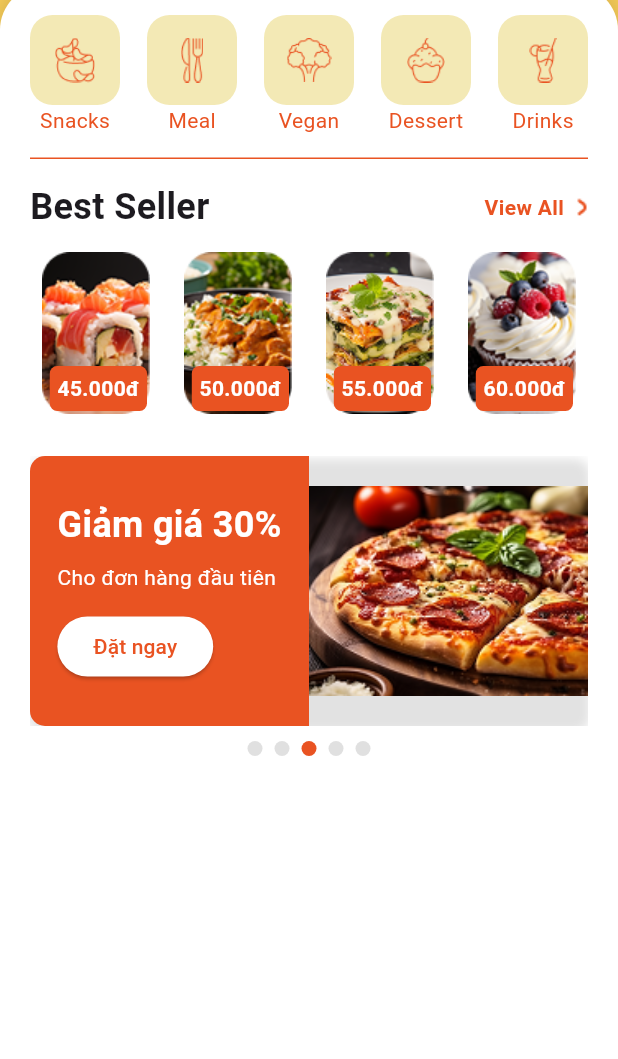
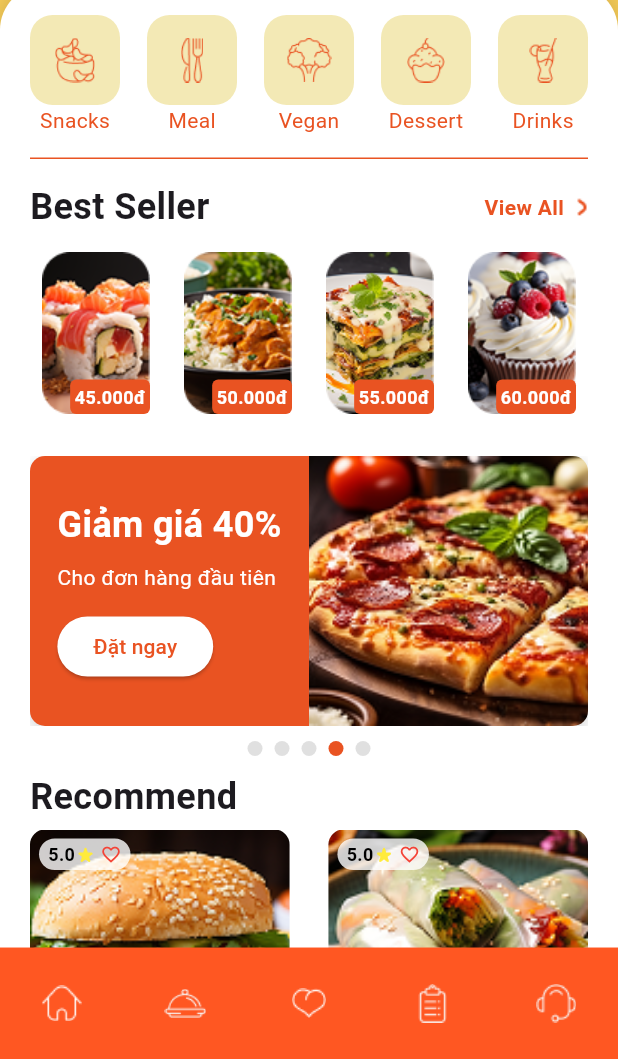
Before and after one commit to PhamVanDong2407/foodapp, a Flutter app: the screen it shows after launch, after a tap on "Đặt ngay", on a phone screen of 412 x 824 dp, the part 177-1236 px from its top. Run offline on Flutter 3.47's test engine with Material 3 defaults, Android fonts, the phone set to English and light mode, and no system bars; our stand-ins replace firebase_auth, firebase_core, get; accounts and stored records are empty.

Commit message:
cap nhat giao dien home_page tiep

```diff
--- /dev/null
+++ b/lib/components/bottomNav.dart
@@ -0,0 +1,56 @@
+// bottomnav.dart
+import 'package:flutter/material.dart';
+
+class Bottomnav extends StatelessWidget {
+  const Bottomnav({super.key});
+
+  @override
+  Widget build(BuildContext context) {
+    return Container(
+      decoration: const BoxDecoration(
+        color: Color(0xFFFF5722), // Màu cam
+      ),
+      padding: const EdgeInsets.symmetric(vertical: 10),
+      child: Row(
+        mainAxisAlignment: MainAxisAlignment.spaceAround,
+        children: [
+          IconButton(
+            icon: const Image(
+              image: AssetImage('assets/images/home1.png'),
+              width: 28,
+            ),
+            onPressed: () {},
+          ),
+          IconButton(
+            icon: const Image(
+              image: AssetImage('assets/images/home2.png'),
+              width: 28,
+            ),
+            onPressed: () {},
+          ),
+          IconButton(
+            icon: const Image(
+              image: AssetImage('assets/images/home3.png'),
+              width: 28,
+            ),
+            onPressed: () {},
+          ),
+          IconButton(
+            icon: const Image(
+              image: AssetImage('assets/images/home4.png'),
+              width: 28,
+            ),
+            onPressed: () {},
+          ),
+          IconButton(
+            icon: const Image(
+              image: AssetImage('assets/images/home5.png'),
+              width: 28,
+            ),
+            onPressed: () {},
+          ),
+        ],
+      ),
+    );
+  }
+}
--- a/lib/components/content_area.dart
+++ b/lib/components/content_area.dart
@@ -10,7 +10,9 @@ class ContentArea extends StatelessWidget {
     return SingleChildScrollView(
       child: Container(
         width: double.infinity,
-        height: 750,
+        constraints: BoxConstraints(
+          minHeight: MediaQuery.of(context).size.height * 0.8, // Chiều cao tối thiểu là 80% màn hình
+        ),
         decoration: const BoxDecoration(
           color: Colors.white,
           borderRadius: BorderRadius.only(
@@ -25,8 +27,7 @@ class ContentArea extends StatelessWidget {
             ),
           ],
         ),
-        child: child ??
-            const SizedBox(), // Nếu không có child, render một widget rỗng
+        child: child ?? const SizedBox(), // Nếu không có child, render một widget rỗng
       ),
     );
   }
--- a/lib/components/home_page/actionbtn_bestseller.dart
+++ b/lib/components/home_page/actionbtn_bestseller.dart
@@ -90,19 +90,20 @@ class ImgBestSeller extends StatelessWidget {
           icon: Image.asset(imagePath),
         ),
         Positioned(
-          bottom: 10,
-          right: 10,
+          bottom: 8, // Giảm khoảng cách từ bottom
+          right: 8, // Giảm khoảng cách từ right
           child: Container(
-            padding: const EdgeInsets.all(5),
+            padding: const EdgeInsets.all(3), // Giảm padding từ 5 xuống 3
             decoration: BoxDecoration(
               color: const Color(0xffE95322),
-              borderRadius: BorderRadius.circular(5),
+              borderRadius: BorderRadius.circular(4), // Giảm bán kính bo góc
             ),
             child: Text(
               price,
               style: const TextStyle(
                 color: Colors.white,
                 fontWeight: FontWeight.bold,
+                fontSize: 12, // Giảm font size từ mặc định xuống 12
               ),
             ),
           ),
@@ -126,7 +127,6 @@ class _SlideBannerState extends State<SlideBanner> {
   @override
   void initState() {
     super.initState();
-    // Tự động chuyển trang sau mỗi 3 giây
     Future.delayed(const Duration(seconds: 1), () {
       _autoScrollBanner();
     });
@@ -228,9 +228,13 @@ class _SlideBannerState extends State<SlideBanner> {
                         ),
                       ),
                       Expanded(
-                        child: Image.asset(
-                          'assets/images/Photo Pizza.png',
-                          fit: BoxFit.cover,
+                        child: SizedBox(
+                          width: double.infinity,
+                          height: double.infinity,
+                          child: Image.asset(
+                            'assets/images/Photo Pizza.png',
+                            fit: BoxFit.cover,
+                          ),
                         ),
                       ),
                     ],
--- /dev/null
+++ b/lib/components/home_page/recommend.dart
@@ -0,0 +1,173 @@
+import 'package:flutter/material.dart';
+import '../../models/home_page_model/recommend_item.dart';
+
+class Recommend extends StatelessWidget {
+  const Recommend({super.key});
+
+  @override
+  Widget build(BuildContext context) {
+    return const Column(
+      children: [
+        Padding(
+          padding: EdgeInsets.only(top: 10),
+          child: Column(
+            mainAxisAlignment: MainAxisAlignment.start,
+            crossAxisAlignment: CrossAxisAlignment.start,
+            children: [
+              textRecom(),
+              SizedBox(height: 5),
+              allRecom(),
+            ],
+          ),
+        ),
+      ],
+    );
+  }
+}
+
+class textRecom extends StatelessWidget {
+  const textRecom({super.key});
+
+  @override
+  Widget build(BuildContext context) {
+    return const Text(
+      'Recommend',
+      style: TextStyle(
+        fontSize: 24,
+        fontWeight: FontWeight.bold,
+      ),
+    );
+  }
+}
+
+class allRecom extends StatelessWidget {
+  const allRecom({super.key});
+
+  @override
+  Widget build(BuildContext context) {
+    return Column(
+      crossAxisAlignment: CrossAxisAlignment.start,
+      children: [
+        Row(
+          mainAxisAlignment: MainAxisAlignment.spaceBetween,
+          children: [
+            itemRecom(
+              item: RecommendationItem(
+                imagePath: 'assets/images/recom1.png',
+                price: '36.000đ',
+                rating: '5.0',
+              ),
+            ),
+            itemRecom(
+              item: RecommendationItem(
+                imagePath: 'assets/images/recom2.png',
+                price: '76.000đ',
+                rating: '5.0',
+              ),
+            ),
+          ],
+        ),
+        const SizedBox(height: 10), // Khoảng cách giữa hai hàng
+        Row(
+          mainAxisAlignment: MainAxisAlignment.spaceBetween,
+          children: [
+            itemRecom(
+              item: RecommendationItem(
+                imagePath: 'assets/images/recom1.png',
+                price: '50.000đ',
+                rating: '4.5',
+              ),
+            ),
+            itemRecom(
+              item: RecommendationItem(
+                imagePath: 'assets/images/recom2.png',
+                price: '143.000đ',
+                rating: '5.0',
+              ),
+            ),
+          ],
+        ),
+      ],
+    );
+  }
+}
+
+class itemRecom extends StatelessWidget {
+  final RecommendationItem item;
+
+  const itemRecom({super.key, required this.item});
+
+  @override
+  Widget build(BuildContext context) {
+    return SizedBox(
+      width: MediaQuery.of(context).size.width * 0.42,
+      height: MediaQuery.of(context).size.width * 0.42 * 1.2,
+      child: Stack(
+        children: [
+          ClipRRect(
+            borderRadius: BorderRadius.circular(10),
+            child: Image.asset(
+              item.imagePath,
+              fit: BoxFit.cover,
+              width: double.infinity,
+              height: double.infinity,
+            ),
+          ),
+          Positioned(
+            top: 6,
+            left: 6,
+            child: Container(
+              padding: const EdgeInsets.symmetric(horizontal: 6, vertical: 2),
+              decoration: BoxDecoration(
+                color: Colors.white.withOpacity(0.8),
+                borderRadius: BorderRadius.circular(12),
+              ),
+              child: Row(
+                children: [
+                  Text(
+                    item.rating,
+                    style: const TextStyle(
+                      fontSize: 12,
+                      fontWeight: FontWeight.bold,
+                      color: Colors.black,
+                    ),
+                  ),
+                  const Icon(
+                    Icons.star_rate_rounded,
+                    color: Colors.yellow,
+                    size: 14,
+                  ),
+                  const SizedBox(width: 3),
+                  const Icon(
+                    Icons.favorite_border,
+                    color: Colors.red,
+                    size: 14,
+                  ),
+                ],
+              ),
+            ),
+          ),
+          Positioned(
+            bottom: 6,
+            right: 6,
+            child: Container(
+              padding: const EdgeInsets.symmetric(horizontal: 6, vertical: 2),
+              decoration: BoxDecoration(
+                color: const Color(0xffE95322),
+                borderRadius: BorderRadius.circular(12),
+              ),
+              child: Text(
+                item.price,
+                style: const TextStyle(
+                  fontSize: 12,
+                  fontWeight: FontWeight.bold,
+                  color: Colors.white,
+                ),
+              ),
+            ),
+          ),
+        ],
+      ),
+    );
+  }
+}
--- /dev/null
+++ b/lib/models/home_page_model/recommend_item.dart
@@ -0,0 +1,11 @@
+class RecommendationItem {
+  final String imagePath;
+  final String price;
+  final String rating;
+
+  RecommendationItem({
+    required this.imagePath,
+    required this.price,
+    required this.rating,
+  });
+}
--- a/lib/pages/home_page/home_page.dart
+++ b/lib/pages/home_page/home_page.dart
@@ -1,5 +1,7 @@
 import 'package:flutter/material.dart';
 import 'package:foodapp/components/home_page/actionbtn_bestseller.dart';
+import 'package:foodapp/components/home_page/recommend.dart';
+import '../../components/bottomNav.dart';
 import '../../components/content_area.dart';
 import '../../components/home_page/actionbtn_content.dart';
 import '../../components/home_page/search_action.dart';
@@ -29,6 +31,7 @@ class HomePage extends StatelessWidget {
                       SizedBox(height: 5),
                       Line(),
                       ActionbtnBestseller(),
+                      Recommend(),
                     ],
                   ),
                 ),
@@ -37,6 +40,7 @@ class HomePage extends StatelessWidget {
           ],
         ),
       ),
+      bottomNavigationBar: Bottomnav(), // Thêm thanh điều hướng dưới cùng
     );
   }
 }
```
Also changed, not shown: assets/images/recom1.png (added), assets/images/recom2.png (added).
